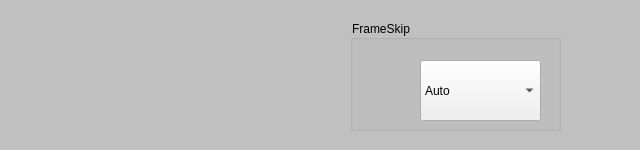
The window that AntSnesQt/videosettings.ui (Summeli/AntSnes) describes before a commit, drawn with Qt 5.
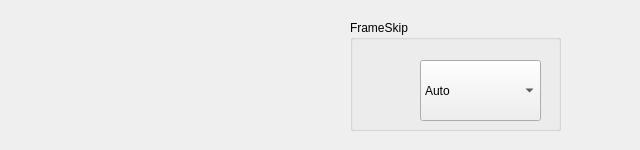
The same window after the commit.

Patch:
```diff
--- a/AntSnesQt/videosettings.ui
+++ b/AntSnesQt/videosettings.ui
@@ -22,9 +22,7 @@
     </rect>
    </property>
    <property name="styleSheet" >
-    <string notr="true" >QLabel{
-background-color: rgb(192, 192, 192 );
-}</string>
+    <string notr="true" />
    </property>
    <property name="text" >
     <string/>
@@ -40,10 +38,7 @@
     </rect>
    </property>
    <property name="styleSheet" >
-    <string notr="true" >QGroupBox{
-border-color: rgb(0, 0, 0);
-background-color: rgb(192, 192, 192 );
-}</string>
+    <string notr="true" />
    </property>
    <property name="title" >
     <string>FrameSkip</string>
```
